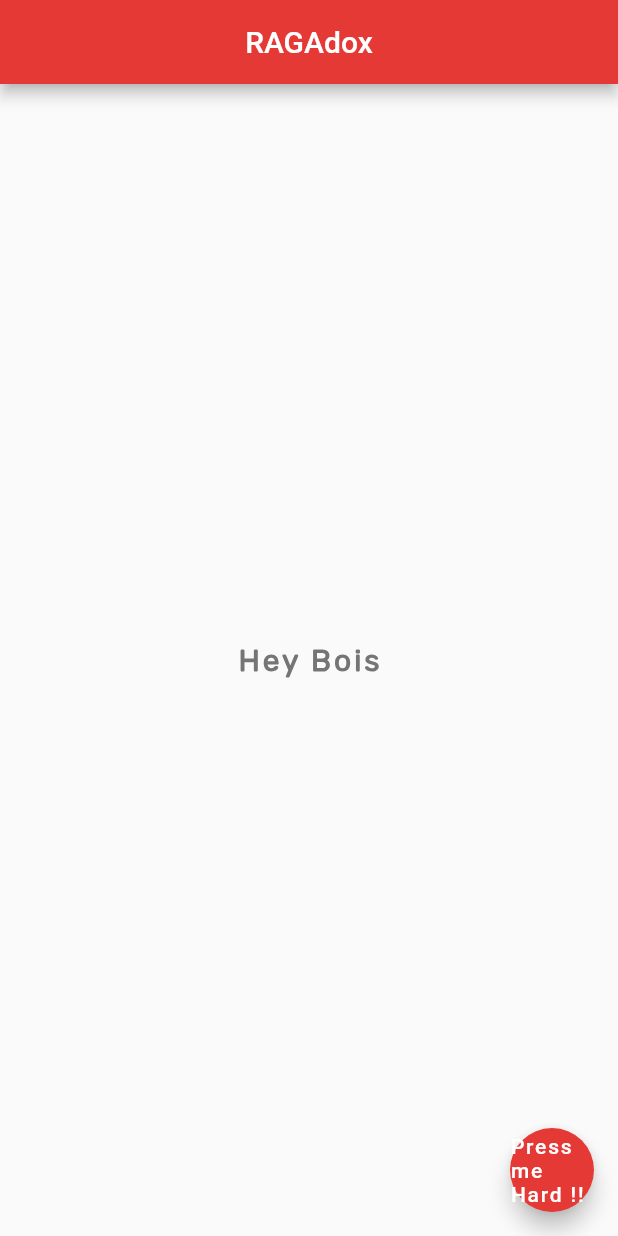
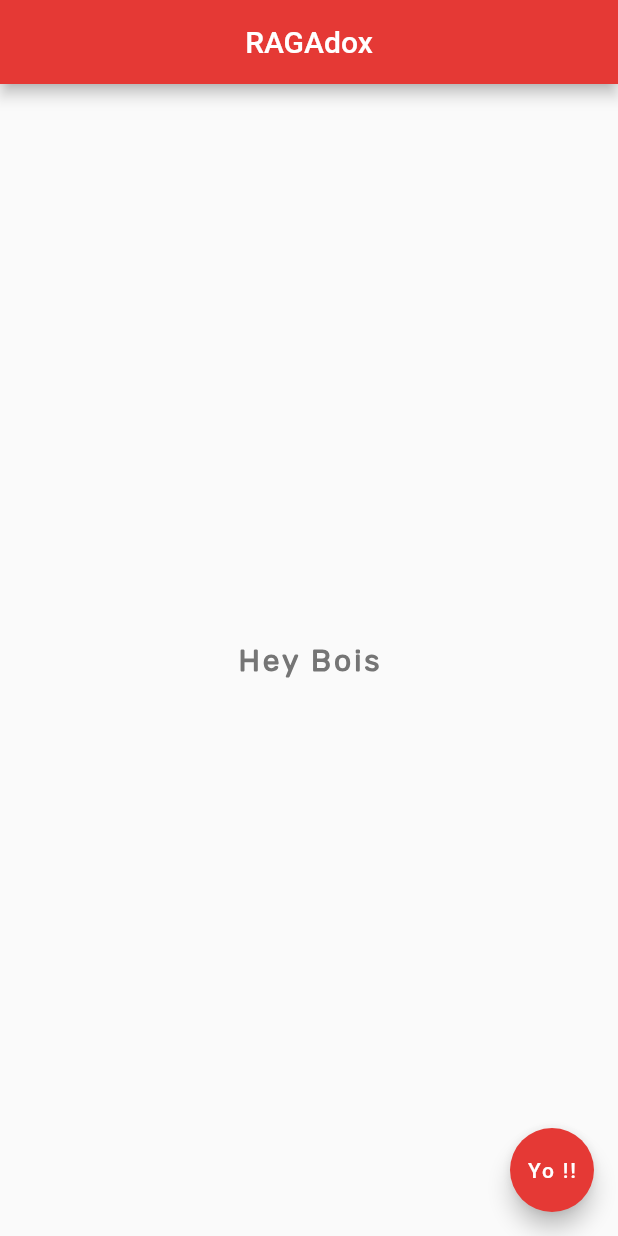
Before and after one commit to RAGAdox/FlutterApp, a Flutter app: the screen it shows after launch, on a phone screen of 412 x 824 dp. Run offline on Flutter 3.47's test engine with Material 2 defaults, Android fonts, the phone set to English and light mode, and no system bars.

```diff
--- a/lib/main.dart
+++ b/lib/main.dart
@@ -1,7 +1,14 @@
 import 'package:flutter/material.dart';
 
 void main() => runApp(MaterialApp(
-  home: Scaffold(
+  home:Home(),
+));
+
+class Home extends StatelessWidget{
+  @override
+  Widget build(BuildContext context) {
+    // TODO: implement build
+    return Scaffold(
       appBar: AppBar(
         title: Text('RAGAdox'),
         centerTitle: true,
@@ -20,8 +27,10 @@ void main() => runApp(MaterialApp(
       ),
       floatingActionButton: FloatingActionButton(
         onPressed: (){},
-      child: Text('Press me Hard !!'),
+        child: Text('Yo !!'),
         backgroundColor: Colors.red[600],
       ),
-  ),
-));
+    );
+  }
+
+}
```
Lines whose indentation alone changed are shown as unchanged.
